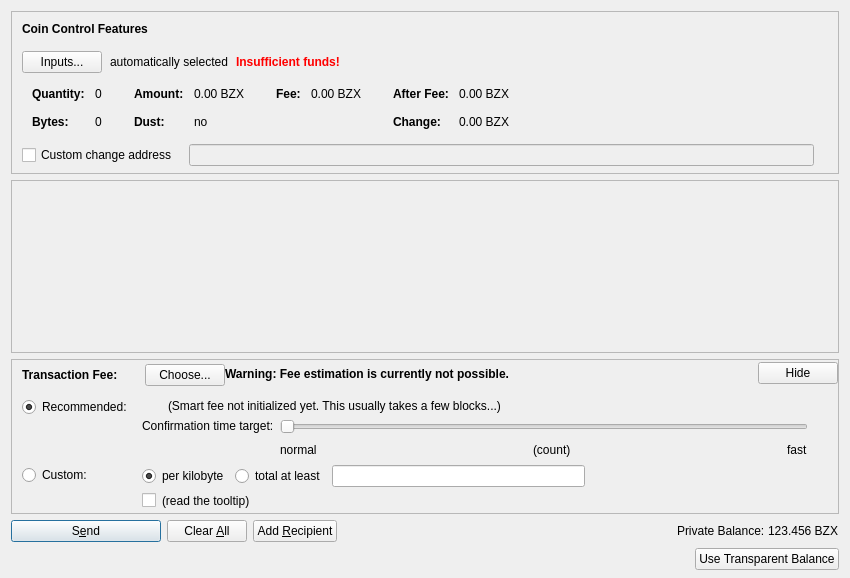
Before: the Qt Designer form src/qt/forms/sendcoinsdialog.ui in 1001tests/BZX, drawn with Qt 5.
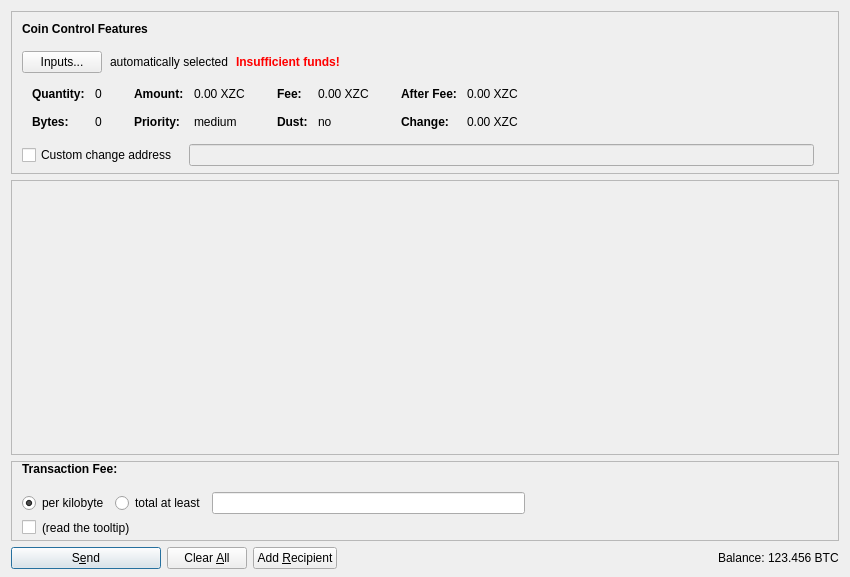
After: the same form once the commit is applied. Icons and pictures are not drawn. Custom widgets are drawn as their Qt base class.

What changed in the file:
```diff
--- a/src/qt/forms/sendcoinsdialog.ui
+++ b/src/qt/forms/sendcoinsdialog.ui
@@ -7,13 +7,13 @@
     <x>0</x>
     <y>0</y>
     <width>850</width>
-    <height>578</height>
+    <height>577</height>
    </rect>
   </property>
   <property name="windowTitle">
    <string>Send Coins</string>
   </property>
-  <layout class="QVBoxLayout" name="verticalLayout" stretch="0,1,0,0,0">
+  <layout class="QVBoxLayout" name="verticalLayout" stretch="0,1,0,0">
    <property name="bottomMargin">
     <number>8</number>
    </property>
@@ -324,7 +324,7 @@
                   <enum>Qt::ActionsContextMenu</enum>
                  </property>
                  <property name="text">
-                  <string notr="true">0.00 BZX</string>
+                  <string notr="true">0.00 XZC</string>
                  </property>
                  <property name="textInteractionFlags">
                   <set>Qt::LinksAccessibleByMouse|Qt::TextSelectableByKeyboard|Qt::TextSelectableByMouse</set>
@@ -332,7 +332,7 @@
                 </widget>
                </item>
                <item row="1" column="0">
-                <widget class="QLabel" name="labelCoinControlLowOutputText">
+                <widget class="QLabel" name="labelCoinControlPriorityText">
                  <property name="font">
                   <font>
                    <weight>75</weight>
@@ -340,12 +340,12 @@
                   </font>
                  </property>
                  <property name="text">
-                  <string>Dust:</string>
+                  <string>Priority:</string>
                  </property>
                 </widget>
                </item>
                <item row="1" column="1">
-                <widget class="QLabel" name="labelCoinControlLowOutput">
+                <widget class="QLabel" name="labelCoinControlPriority">
                  <property name="cursor">
                   <cursorShape>IBeamCursor</cursorShape>
                  </property>
@@ -353,7 +353,7 @@
                   <enum>Qt::ActionsContextMenu</enum>
                  </property>
                  <property name="text">
-                  <string notr="true">no</string>
+                  <string notr="true">medium</string>
                  </property>
                  <property name="textInteractionFlags">
                   <set>Qt::LinksAccessibleByMouse|Qt::TextSelectableByKeyboard|Qt::TextSelectableByMouse</set>
@@ -404,7 +404,36 @@
                   <enum>Qt::ActionsContextMenu</enum>
                  </property>
                  <property name="text">
-                  <string notr="true">0.00 BZX</string>
+                  <string notr="true">0.00 XZC</string>
+                 </property>
+                 <property name="textInteractionFlags">
+                  <set>Qt::LinksAccessibleByMouse|Qt::TextSelectableByKeyboard|Qt::TextSelectableByMouse</set>
+                 </property>
+                </widget>
+               </item>
+               <item row="1" column="0">
+                <widget class="QLabel" name="labelCoinControlLowOutputText">
+                 <property name="font">
+                  <font>
+                   <weight>75</weight>
+                   <bold>true</bold>
+                  </font>
+                 </property>
+                 <property name="text">
+                  <string>Dust:</string>
+                 </property>
+                </widget>
+               </item>
+               <item row="1" column="1">
+                <widget class="QLabel" name="labelCoinControlLowOutput">
+                 <property name="cursor">
+                  <cursorShape>IBeamCursor</cursorShape>
+                 </property>
+                 <property name="contextMenuPolicy">
+                  <enum>Qt::ActionsContextMenu</enum>
+                 </property>
+                 <property name="text">
+                  <string notr="true">no</string>
                  </property>
                  <property name="textInteractionFlags">
                   <set>Qt::LinksAccessibleByMouse|Qt::TextSelectableByKeyboard|Qt::TextSelectableByMouse</set>
@@ -455,7 +484,7 @@
                   <enum>Qt::ActionsContextMenu</enum>
                  </property>
                  <property name="text">
-                  <string notr="true">0.00 BZX</string>
+                  <string notr="true">0.00 XZC</string>
                  </property>
                  <property name="textInteractionFlags">
                   <set>Qt::LinksAccessibleByMouse|Qt::TextSelectableByKeyboard|Qt::TextSelectableByMouse</set>
@@ -484,7 +513,7 @@
                   <enum>Qt::ActionsContextMenu</enum>
                  </property>
                  <property name="text">
-                  <string notr="true">0.00 BZX</string>
+                  <string notr="true">0.00 XZC</string>
                  </property>
                  <property name="textInteractionFlags">
                   <set>Qt::LinksAccessibleByMouse|Qt::TextSelectableByKeyboard|Qt::TextSelectableByMouse</set>
@@ -587,8 +616,8 @@
        <rect>
         <x>0</x>
         <y>0</y>
-        <width>830</width>
-        <height>68</height>
+        <width>824</width>
+        <height>198</height>
        </rect>
       </property>
       <layout class="QVBoxLayout" name="verticalLayout_2" stretch="0,1">
@@ -630,6 +659,9 @@
    </item>
    <item>
     <widget class="QFrame" name="frameFee">
+     <property name="enabled">
+      <bool>true</bool>
+     </property>
      <property name="sizePolicy">
       <sizepolicy hsizetype="Expanding" vsizetype="Expanding">
        <horstretch>0</horstretch>
@@ -669,6 +701,9 @@
         <property name="spacing">
          <number>0</number>
         </property>
+        <property name="sizeConstraint">
+         <enum>QLayout::SetMinimumSize</enum>
+        </property>
         <property name="leftMargin">
          <number>10</number>
         </property>
@@ -685,22 +720,6 @@
             <property name="spacing">
              <number>0</number>
             </property>
-            <item>
-             <spacer name="verticalSpacerSmartFee">
-              <property name="orientation">
-               <enum>Qt::Vertical</enum>
-              </property>
-              <property name="sizeType">
-               <enum>QSizePolicy::Fixed</enum>
-              </property>
-              <property name="sizeHint" stdset="0">
-               <size>
-                <width>1</width>
-                <height>4</height>
-               </size>
-              </property>
-             </spacer>
-            </item>
             <item>
              <layout class="QHBoxLayout" name="horizontalLayoutSmartFee">
               <property name="spacing">
@@ -728,20 +747,6 @@
                 </property>
                </widget>
               </item>
-              <item>
-               <widget class="QLabel" name="labelFeeMinimized">
-                <property name="text">
-                 <string/>
-                </property>
-               </widget>
-              </item>
-              <item>
-               <widget class="QPushButton" name="buttonChooseFee">
-                <property name="text">
-                 <string>Choose...</string>
-                </property>
-               </widget>
-              </item>
              </layout>
             </item>
             <item>
@@ -759,33 +764,11 @@
             </item>
            </layout>
           </item>
-          <item>
-           <widget class="QLabel" name="fallbackFeeWarningLabel">
-            <property name="font">
-             <font>
-              <weight>75</weight>
-              <bold>true</bold>
-             </font>
-            </property>
-            <property name="toolTip">
-             <string>Using the fallbackfee can result in sending a transaction that will take several hours or days (or never) to confirm. Consider choosing your fee manually or wait until your have validated the complete chain.</string>
-            </property>
-            <property name="text">
-             <string>Warning: Fee estimation is currently not possible.</string>
-            </property>
-            <property name="wordWrap">
-             <bool>false</bool>
-            </property>
-           </widget>
-          </item>
           <item>
            <spacer name="horizontalSpacer_4">
             <property name="orientation">
              <enum>Qt::Horizontal</enum>
             </property>
-            <property name="sizeType">
-             <enum>QSizePolicy::MinimumExpanding</enum>
-            </property>
             <property name="sizeHint" stdset="0">
              <size>
               <width>40</width>
@@ -794,16 +777,6 @@
             </property>
            </spacer>
           </item>
-          <item>
-           <widget class="QPushButton" name="buttonMinimizeFee">
-            <property name="toolTip">
-             <string>collapse fee-settings</string>
-            </property>
-            <property name="text">
-             <string>Hide</string>
-            </property>
-           </widget>
-          </item>
          </layout>
         </item>
         <item>
@@ -826,6 +799,9 @@
            </property>
            <item>
             <layout class="QGridLayout" name="gridLayoutFee">
+             <property name="sizeConstraint">
+              <enum>QLayout::SetNoConstraint</enum>
+             </property>
              <property name="topMargin">
               <number>10</number>
              </property>
@@ -838,7 +814,7 @@
              <property name="verticalSpacing">
               <number>4</number>
              </property>
-             <item row="1" column="1">
+             <item row="0" column="0">
               <layout class="QVBoxLayout" name="verticalLayoutFee8">
                <property name="spacing">
                 <number>6</number>
@@ -896,6 +872,9 @@
                 <layout class="QHBoxLayout" name="horizontalLayoutFee8">
                  <item>
                   <widget class="QCheckBox" name="checkBoxMinimumFee">
+                   <property name="enabled">
+                    <bool>true</bool>
+                   </property>
                    <property name="toolTip">
                     <string>Paying only the minimum fee is just fine as long as there is less transaction volume than space in the blocks. But be aware that this can end up in a never confirming transaction once there is more demand for BZX transactions than the network can process.</string>
                    </property>
@@ -937,247 +916,6 @@
                </item>
               </layout>
              </item>
-             <item row="0" column="0">
-              <layout class="QVBoxLayout" name="verticalLayoutFee4" stretch="0,1">
-               <item>
-                <widget class="QRadioButton" name="radioSmartFee">
-                 <property name="text">
-                  <string>Recommended:</string>
-                 </property>
-                 <property name="checked">
-                  <bool>true</bool>
-                 </property>
-                 <attribute name="buttonGroup">
-                  <string notr="true">groupFee</string>
-                 </attribute>
-                </widget>
-               </item>
-               <item>
-                <spacer name="verticalSpacer_2">
-                 <property name="orientation">
-                  <enum>Qt::Vertical</enum>
-                 </property>
-                 <property name="sizeHint" stdset="0">
-                  <size>
-                   <width>1</width>
-                   <height>1</height>
-                  </size>
-                 </property>
-                </spacer>
-               </item>
-              </layout>
-             </item>
-             <item row="1" column="0">
-              <layout class="QVBoxLayout" name="verticalLayoutFee9" stretch="0,1">
-               <item>
-                <widget class="QRadioButton" name="radioCustomFee">
-                 <property name="text">
-                  <string>Custom:</string>
-                 </property>
-                 <attribute name="buttonGroup">
-                  <string notr="true">groupFee</string>
-                 </attribute>
-                </widget>
-               </item>
-               <item>
-                <spacer name="verticalSpacer_6">
-                 <property name="orientation">
-                  <enum>Qt::Vertical</enum>
-                 </property>
-                 <property name="sizeHint" stdset="0">
-                  <size>
-                   <width>1</width>
-                   <height>1</height>
-                  </size>
-                 </property>
-                </spacer>
-               </item>
-              </layout>
-             </item>
-             <item row="0" column="1">
-              <layout class="QVBoxLayout" name="verticalLayoutFee3" stretch="0,0,1">
-               <property name="spacing">
-                <number>6</number>
-               </property>
-               <property name="topMargin">
-                <number>2</number>
-               </property>
-               <item>
-                <layout class="QHBoxLayout" name="horizontalLayoutFee12">
-                 <item>
-                  <widget class="QLabel" name="labelSmartFee">
-                   <property name="text">
-                    <string/>
-                   </property>
-                   <property name="margin">
-                    <number>2</number>
-                   </property>
-                  </widget>
-                 </item>
-                 <item>
-                  <widget class="QLabel" name="labelFeeEstimation">
-                   <property name="text">
-                    <string/>
-                   </property>
-                  </widget>
-                 </item>
-                 <item>
-                  <widget class="QLabel" name="labelSmartFee2">
-                   <property name="text">
-                    <string>(Smart fee not initialized yet. This usually takes a few blocks...)</string>
-                   </property>
-                   <property name="margin">
-                    <number>2</number>
-                   </property>
-                  </widget>
-                 </item>
-                 <item>
-                  <spacer name="horizontalSpacer_5">
-                   <property name="orientation">
-                    <enum>Qt::Horizontal</enum>
-                   </property>
-                   <property name="sizeHint" stdset="0">
-                    <size>
-                     <width>1</width>
-                     <height>1</height>
-                    </size>
-                   </property>
-                  </spacer>
-                 </item>
-                </layout>
-               </item>
-               <item>
-                <layout class="QHBoxLayout" name="horizontalLayoutFee9">
-                 <item>
-                  <layout class="QVBoxLayout" name="verticalLayoutFee6">
-                   <item>
-                    <widget class="QLabel" name="labelSmartFee3">
-                     <property name="text">
-                      <string>Confirmation time target:</string>
-                     </property>
-                     <property name="margin">
-                      <number>2</number>
-                     </property>
-                    </widget>
-                   </item>
-                   <item>
-                    <spacer name="verticalSpacer_3">
-                     <property name="orientation">
-                      <enum>Qt::Vertical</enum>
-                     </property>
-                     <property name="sizeHint" stdset="0">
-                      <size>
-                       <width>1</width>
-                       <height>1</height>
-                      </size>
-                     </property>
-                    </spacer>
-                   </item>
-                  </layout>
-                 </item>
-                 <item>
-                  <layout class="QVBoxLayout" name="verticalLayoutFee5">
-                   <property name="rightMargin">
-                    <number>30</number>
-                   </property>
-                   <item>
-                    <widget class="QSlider" name="sliderSmartFee">
-                     <property name="minimum">
-                      <number>0</number>
-                     </property>
-                     <property name="maximum">
-                      <number>23</number>
-                     </property>
-                     <property name="pageStep">
-                      <number>1</number>
-                     </property>
-                     <property name="value">
-                      <number>0</number>
-                     </property>
-                     <property name="orientation">
-                      <enum>Qt::Horizontal</enum>
-                     </property>
-                     <property name="invertedAppearance">
-                      <bool>false</bool>
-                     </property>
-                     <property name="invertedControls">
-                      <bool>false</bool>
-                     </property>
-                     <property name="tickPosition">
-                      <enum>QSlider::NoTicks</enum>
-                     </property>
-                    </widget>
-                   </item>
-                   <item>
-                    <layout class="QHBoxLayout" name="horizontalLayoutFee10">
-                     <item>
-                      <widget class="QLabel" name="labelSmartFeeNormal">
-                       <property name="text">
-                        <string>normal</string>
-                       </property>
-                      </widget>
-                     </item>
-                     <item>
-                      <spacer name="horizontalSpacer_7">
-                       <property name="orientation">
-                        <enum>Qt::Horizontal</enum>
-                       </property>
-                       <property name="sizeHint" stdset="0">
-                        <size>
-                         <width>40</width>
-                         <height>20</height>
-                        </size>
-                       </property>
-                      </spacer>
-                     </item>
-                     <item>
-                      <widget class="QLabel" name="confirmationTargetLabel">
-                       <property name="text">
-                        <string notr="true">(count)</string>
-                       </property>
-                      </widget>
-                     </item>
-                     <item>
-                      <spacer name="horizontalSpacer_3">
-                       <property name="orientation">
-                        <enum>Qt::Horizontal</enum>
-                       </property>
-                       <property name="sizeHint" stdset="0">
-                        <size>
-                         <width>40</width>
-                         <height>20</height>
-                        </size>
-                       </property>
-                      </spacer>
-                     </item>
-                     <item>
-                      <widget class="QLabel" name="labelSmartFeeFast">
-                       <property name="text">
-                        <string>fast</string>
-                       </property>
-                      </widget>
-                     </item>
-                    </layout>
-                   </item>
-                  </layout>
-                 </item>
-                </layout>
-               </item>
-               <item>
-                <spacer name="verticalSpacer_4">
-                 <property name="orientation">
-                  <enum>Qt::Vertical</enum>
-                 </property>
-                 <property name="sizeHint" stdset="0">
-                  <size>
-                   <width>1</width>
-                   <height>1</height>
-                  </size>
-                 </property>
-                </spacer>
-               </item>
-              </layout>
-             </item>
             </layout>
            </item>
           </layout>
@@ -1296,7 +1034,7 @@
           </sizepolicy>
          </property>
          <property name="text">
-          <string>Private Balance:</string>
+          <string>Balance:</string>
          </property>
         </widget>
        </item>
@@ -1312,7 +1050,7 @@
           <cursorShape>IBeamCursor</cursorShape>
          </property>
          <property name="text">
-          <string notr="true">123.456 BZX</string>
+          <string notr="true">123.456 BTC</string>
          </property>
          <property name="textInteractionFlags">
           <set>Qt::LinksAccessibleByMouse|Qt::TextSelectableByKeyboard|Qt::TextSelectableByMouse</set>
@@ -1323,43 +1061,6 @@
      </item>
     </layout>
    </item>
-   <item>
-    <layout class="QHBoxLayout" name="horizontalLayout_3">
-     <property name="sizeConstraint">
-      <enum>QLayout::SetDefaultConstraint</enum>
-     </property>
-     <item>
-      <spacer name="horizontalSpacer_8">
-       <property name="orientation">
-        <enum>Qt::Horizontal</enum>
-       </property>
-       <property name="sizeHint" stdset="0">
-        <size>
-         <width>40</width>
-         <height>20</height>
-        </size>
-       </property>
-      </spacer>
-     </item>
-     <item>
-      <widget class="QPushButton" name="switchFundButton">
-       <property name="sizePolicy">
-        <sizepolicy hsizetype="Minimum" vsizetype="Minimum">
-         <horstretch>0</horstretch>
-         <verstretch>0</verstretch>
-        </sizepolicy>
-       </property>
-       <property name="text">
-        <string>Use Transparent Balance</string>
-       </property>
-       <property name="icon">
-        <iconset resource="../bitcoin.qrc">
-         <normaloff>:/movies/spinner-009</normaloff>:/movies/spinner-009</iconset>
-       </property>
-      </widget>
-     </item>
-    </layout>
-   </item>
   </layout>
  </widget>
  <customwidgets>
```
Left out of the diff: 14 changed lines with no effect on the pictures.
